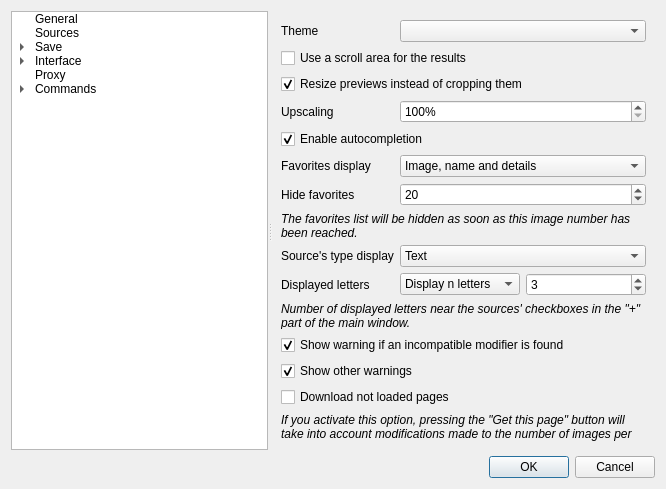
First picture: the form in gui/src/settings/optionswindow.ui, repository Bionus/imgbrd-grabber, before the edit.
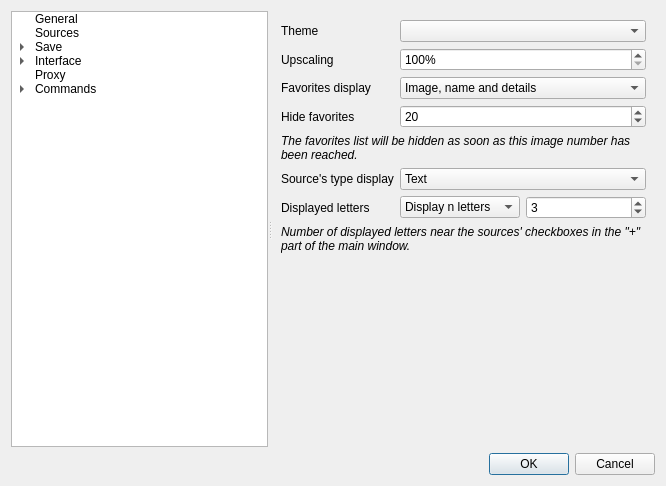
Second picture: the form after the edit. The open tabs and pages were chosen to show the change. Icons and pictures are not drawn.

Commit message: Move search results settings to a new settings page

Diff of the .ui file:
```diff
--- a/gui/src/settings/optionswindow.ui
+++ b/gui/src/settings/optionswindow.ui
@@ -7,7 +7,7 @@
     <x>0</x>
     <y>0</y>
     <width>666</width>
-    <height>489</height>
+    <height>471</height>
    </rect>
   </property>
   <property name="windowTitle">
@@ -1552,31 +1552,24 @@
         <property name="fieldGrowthPolicy">
          <enum>QFormLayout::AllNonFixedFieldsGrow</enum>
         </property>
-        <item row="1" column="0" colspan="2">
-         <widget class="QCheckBox" name="checkResultsScrollArea">
+        <item row="0" column="0">
+         <widget class="QLabel" name="labelTheme">
           <property name="text">
-           <string>Use a scroll area for the results</string>
+           <string>Theme</string>
           </property>
          </widget>
         </item>
-        <item row="2" column="0" colspan="2">
-         <widget class="QCheckBox" name="checkResizeInsteadOfCropping">
-          <property name="text">
-           <string>Resize previews instead of cropping them</string>
-          </property>
-          <property name="checked">
-           <bool>true</bool>
-          </property>
-         </widget>
+        <item row="0" column="1">
+         <widget class="QComboBox" name="comboTheme"/>
         </item>
-        <item row="3" column="0">
+        <item row="1" column="0">
          <widget class="QLabel" name="labelThumbnailUpscale">
           <property name="text">
            <string>Upscaling</string>
           </property>
          </widget>
         </item>
-        <item row="3" column="1">
+        <item row="1" column="1">
          <widget class="QSpinBox" name="spinThumbnailUpscale">
           <property name="suffix">
            <string>%</string>
@@ -1589,24 +1582,14 @@
           </property>
          </widget>
         </item>
-        <item row="4" column="0" colspan="2">
-         <widget class="QCheckBox" name="checkAutocompletion">
-          <property name="text">
-           <string>Enable autocompletion</string>
-          </property>
-          <property name="checked">
-           <bool>true</bool>
-          </property>
-         </widget>
-        </item>
-        <item row="5" column="0">
+        <item row="2" column="0">
          <widget class="QLabel" name="label_26">
           <property name="text">
            <string>Favorites display</string>
           </property>
          </widget>
         </item>
-        <item row="5" column="1">
+        <item row="2" column="1">
          <widget class="QComboBox" name="comboFavoritesDisplay">
           <item>
            <property name="text">
@@ -1645,14 +1628,14 @@
           </item>
          </widget>
         </item>
-        <item row="6" column="0">
+        <item row="3" column="0">
          <widget class="QLabel" name="label_39">
           <property name="text">
            <string>Hide favorites</string>
           </property>
          </widget>
         </item>
-        <item row="6" column="1">
+        <item row="3" column="1">
          <widget class="QSpinBox" name="spinHideFavorites">
           <property name="maximum">
            <number>1000</number>
@@ -1662,7 +1645,7 @@
           </property>
          </widget>
         </item>
-        <item row="7" column="0" colspan="2">
+        <item row="4" column="0" colspan="2">
          <widget class="QLabel" name="label_40">
           <property name="text">
            <string>&lt;i&gt;The favorites list will be hidden as soon as this image number has been reached.&lt;/i&gt;</string>
@@ -1672,14 +1655,14 @@
           </property>
          </widget>
         </item>
-        <item row="8" column="0">
+        <item row="5" column="0">
          <widget class="QLabel" name="label_41">
           <property name="text">
            <string>Source's type display</string>
           </property>
          </widget>
         </item>
-        <item row="8" column="1">
+        <item row="5" column="1">
          <widget class="QComboBox" name="comboSources">
           <item>
            <property name="text">
@@ -1703,14 +1686,14 @@
           </item>
          </widget>
         </item>
-        <item row="9" column="0">
+        <item row="6" column="0">
          <widget class="QLabel" name="label_42">
           <property name="text">
            <string>Displayed letters</string>
           </property>
          </widget>
         </item>
-        <item row="9" column="1">
+        <item row="6" column="1">
          <layout class="QHBoxLayout" name="horizontalLayout_9">
           <item>
            <widget class="QComboBox" name="comboSourcesLetters">
@@ -1746,7 +1729,7 @@
           </item>
          </layout>
         </item>
-        <item row="10" column="0" colspan="2">
+        <item row="7" column="0" colspan="2">
          <widget class="QLabel" name="label_43">
           <property name="text">
            <string>&lt;i&gt;Number of displayed letters near the sources' checkboxes in the &quot;+&quot; part of the main window.&lt;/i&gt;</string>
@@ -1756,7 +1739,41 @@
           </property>
          </widget>
         </item>
-        <item row="11" column="0" colspan="2">
+       </layout>
+      </widget>
+      <widget class="QWidget" name="pageInterfaceSearchResults">
+       <layout class="QFormLayout" name="formLayout_24">
+        <item row="0" column="0" colspan="2">
+         <widget class="QCheckBox" name="checkResultsScrollArea">
+          <property name="text">
+           <string>Use a scroll area</string>
+          </property>
+          <property name="checked">
+           <bool>true</bool>
+          </property>
+         </widget>
+        </item>
+        <item row="2" column="0" colspan="2">
+         <widget class="QCheckBox" name="checkResizeInsteadOfCropping">
+          <property name="text">
+           <string>Resize previews instead of cropping them</string>
+          </property>
+          <property name="checked">
+           <bool>true</bool>
+          </property>
+         </widget>
+        </item>
+        <item row="3" column="0" colspan="2">
+         <widget class="QCheckBox" name="checkAutocompletion">
+          <property name="text">
+           <string>Enable autocompletion</string>
+          </property>
+          <property name="checked">
+           <bool>true</bool>
+          </property>
+         </widget>
+        </item>
+        <item row="4" column="0" colspan="2">
          <widget class="QCheckBox" name="checkShowTagWarning">
           <property name="text">
            <string>Show warning if an incompatible modifier is found</string>
@@ -1766,7 +1783,7 @@
           </property>
          </widget>
         </item>
-        <item row="12" column="0" colspan="2">
+        <item row="5" column="0" colspan="2">
          <widget class="QCheckBox" name="checkShowWarnings">
           <property name="text">
            <string>Show other warnings</string>
@@ -1776,14 +1793,14 @@
           </property>
          </widget>
         </item>
-        <item row="13" column="0" colspan="2">
+        <item row="6" column="0" colspan="2">
          <widget class="QCheckBox" name="checkGetUnloadedPages">
           <property name="text">
            <string>Download not loaded pages</string>
           </property>
          </widget>
         </item>
-        <item row="14" column="0" colspan="2">
+        <item row="7" column="0" colspan="2">
          <widget class="QLabel" name="label_66">
           <property name="text">
            <string>&lt;i&gt;If you activate this option, pressing the &quot;Get this page&quot; button will take into account modifications made to the number of images per page, the page number, etc. even if they weren't loaded.&lt;/i&gt;</string>
```
Left out of the diff: 26 changed lines with no effect on the pictures. The commit also changes 2 other files.
